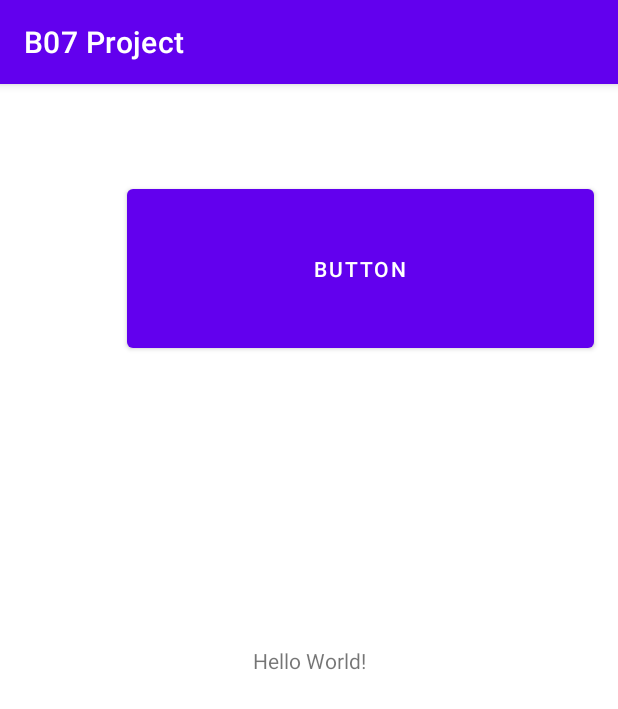
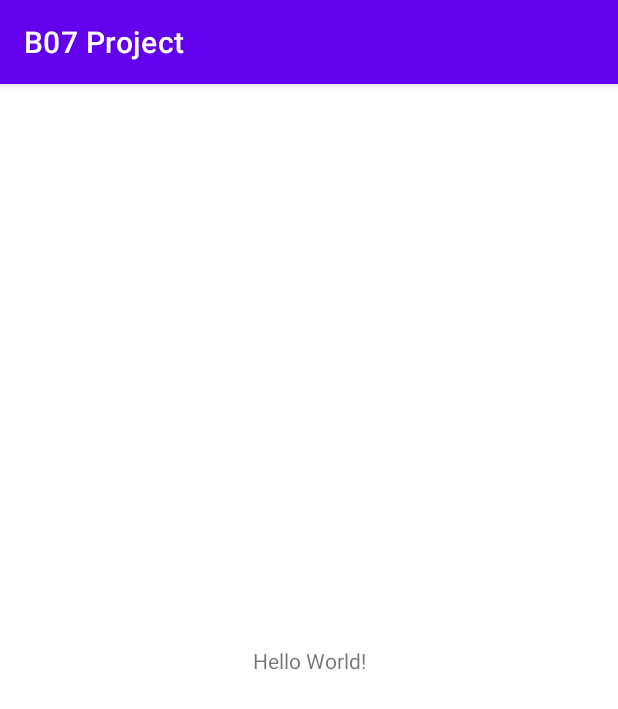
Before and after one commit to Ansel-Hong/B07-Android-Project, an Android app: the screen it shows after launch (MainActivity), on a phone screen of 412 x 824 dp. Shown: the top 709 px of the screen. Run offline under Robolectric (Android 15) with nearby library versions, the phone set to English and light mode, and no system bars.

Commit message:
Removed button from activity_main.xml for testing purposes.

```diff
--- a/app/src/main/res/layout/activity_main.xml
+++ b/app/src/main/res/layout/activity_main.xml
@@ -15,15 +15,4 @@
         app:layout_constraintRight_toRightOf="parent"
         app:layout_constraintTop_toTopOf="parent" />
 
-    <Button
-        android:id="@+id/button"
-        android:layout_width="311dp"
-        android:layout_height="118dp"
-        android:layout_marginTop="64dp"
-        android:text="Button"
-        app:layout_constraintEnd_toEndOf="parent"
-        app:layout_constraintHorizontal_bias="0.84"
-        app:layout_constraintStart_toStartOf="parent"
-        app:layout_constraintTop_toTopOf="parent" />
-
 </androidx.constraintlayout.widget.ConstraintLayout>
```
